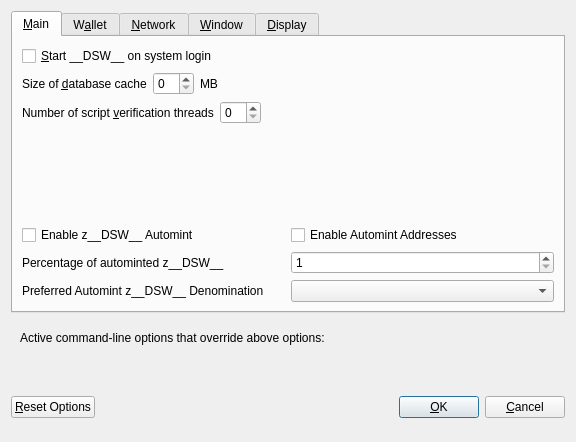
decenomy/DSW, file src/qt/forms/optionsdialog.ui: the form before one commit.
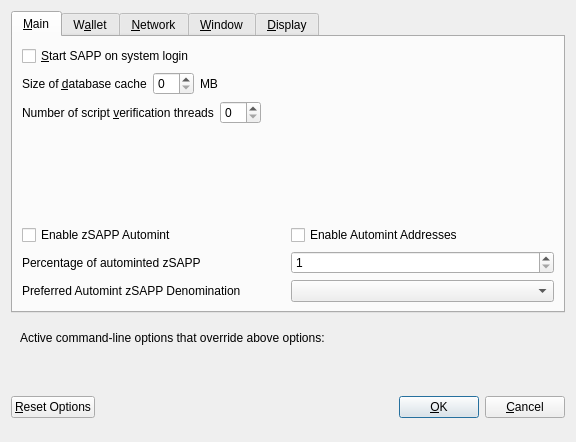
The form after the commit. Custom widgets are drawn as their Qt base class.

Commit message: Changed the coin ticker __DSW__ -> SAPP

```diff
--- a/src/qt/forms/optionsdialog.ui
+++ b/src/qt/forms/optionsdialog.ui
@@ -33,7 +33,7 @@
           <string>Automatically start __DSW__ after logging in to the system.</string>
          </property>
          <property name="text">
-          <string>&amp;Start __DSW__ on system login</string>
+          <string>&amp;Start SAPP on system login</string>
          </property>
         </widget>
        </item>
@@ -147,7 +147,7 @@
                <enum>Qt::LeftToRight</enum>
               </property>
               <property name="text">
-               <string>Enable z__DSW__ Automint</string>
+               <string>Enable zSAPP Automint</string>
               </property>
              </widget>
             </item>
@@ -174,7 +174,7 @@
                <string>Percentage of incoming __DSW__ which get automatically converted to z__DSW__ via Zerocoin Protocol (min: 10%)</string>
               </property>
               <property name="text">
-               <string>Percentage of autominted z__DSW__</string>
+               <string>Percentage of autominted zSAPP</string>
               </property>
              </widget>
             </item>
@@ -207,7 +207,7 @@
                <string>Wait with automatic conversion to Zerocoin until enough __DSW__ for this denomination is available</string>
               </property>
               <property name="text">
-               <string>Preferred Automint z__DSW__ Denomination</string>
+               <string>Preferred Automint zSAPP Denomination</string>
               </property>
              </widget>
             </item>
```
Left out of the diff: 20 changed lines with no effect on the pictures. The commit also changes 116 other files.
